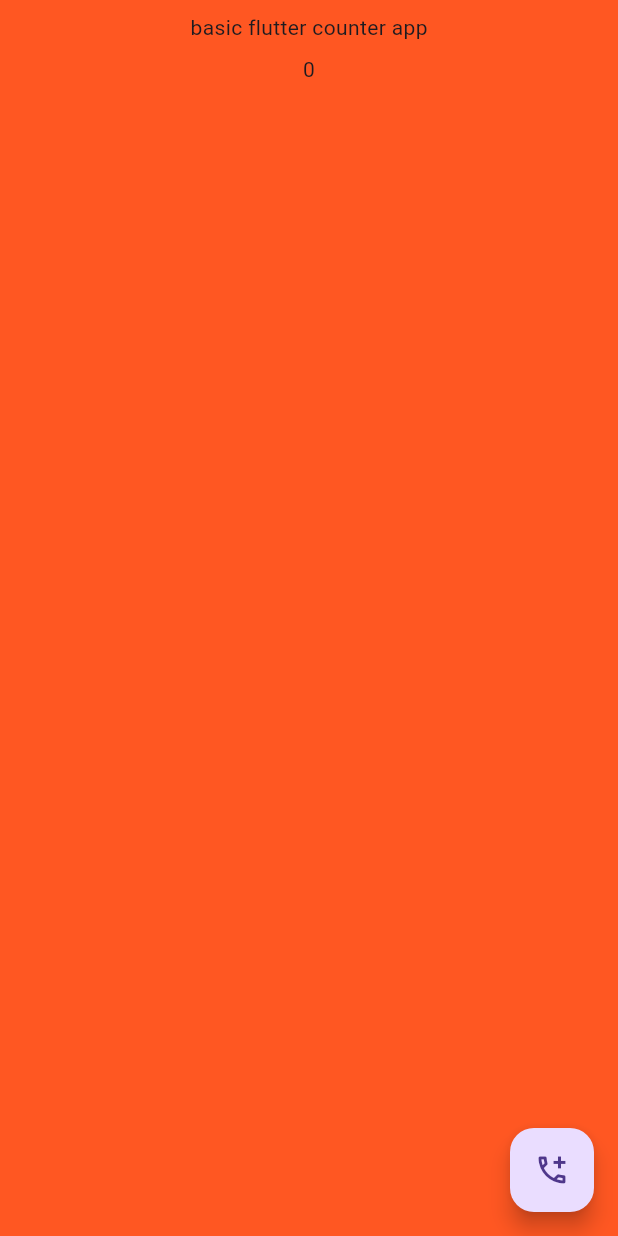
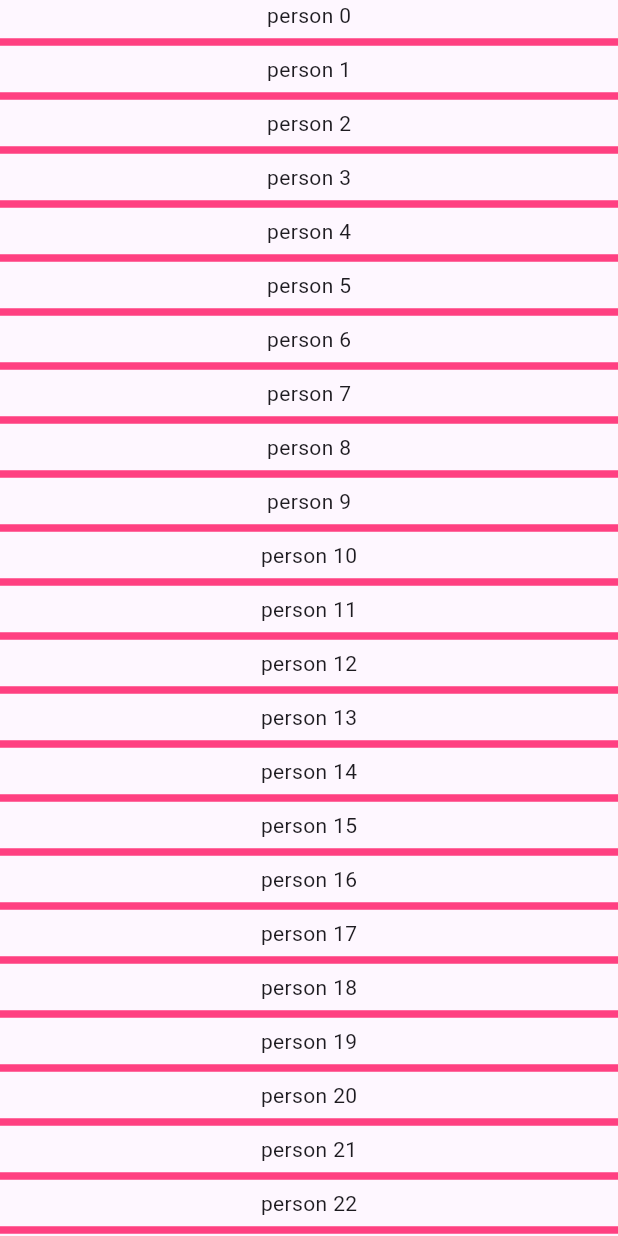
Before and after one commit to Jinsonjijy/sample_test, a Flutter app: the screen it shows after launch, on a phone screen of 412 x 824 dp. Run offline on Flutter 3.47's test engine with Material 3 defaults, Android fonts, the phone set to English and light mode, and no system bars.

Commit message:
made the listview and some things

```diff
--- a/lib/screen_home.dart
+++ b/lib/screen_home.dart
@@ -8,40 +8,27 @@ class ScreenHome extends StatefulWidget {
 
 class _ScreenHomeState extends State<ScreenHome> {
   @override
-  int _counter=0;
+
   Widget build(BuildContext context) {
     return Scaffold(
-      body:
+      body: Container(
+       child: ListView(
+        children:List.generate(100,(index)
+        {
+         return Column(
+           children: [
+             Text('person $index'),
+             Divider(thickness: 5,color: Colors.pinkAccent,)
+           ],
+         );
 
-           SafeArea(
-             child: Center(
-                 child: Container(
-                  color: Colors.deepOrange,
-                   child: Column(
-                    children: [
-                      Padding(
-                        padding: const EdgeInsets.all(8.0),
-                        child: Text('basic flutter counter app'),
-                      ),
-                        Center(
-                          child: Text(_counter.toString()),
-                        ),
-                    ],
-                        ),
-                 ),
-               ),
-             ),
-      floatingActionButton: FloatingActionButton(onPressed:
-       (){
-        _counter=_counter+1;
-        setState(() {
-          _counter;
-        });
-       },
-      child:
-       Icon(Icons.add_ic_call_outlined)
-       )
-        );
+
+
+
+        }),
+       ),
+      ),
+    );
 
   }
 }
```
